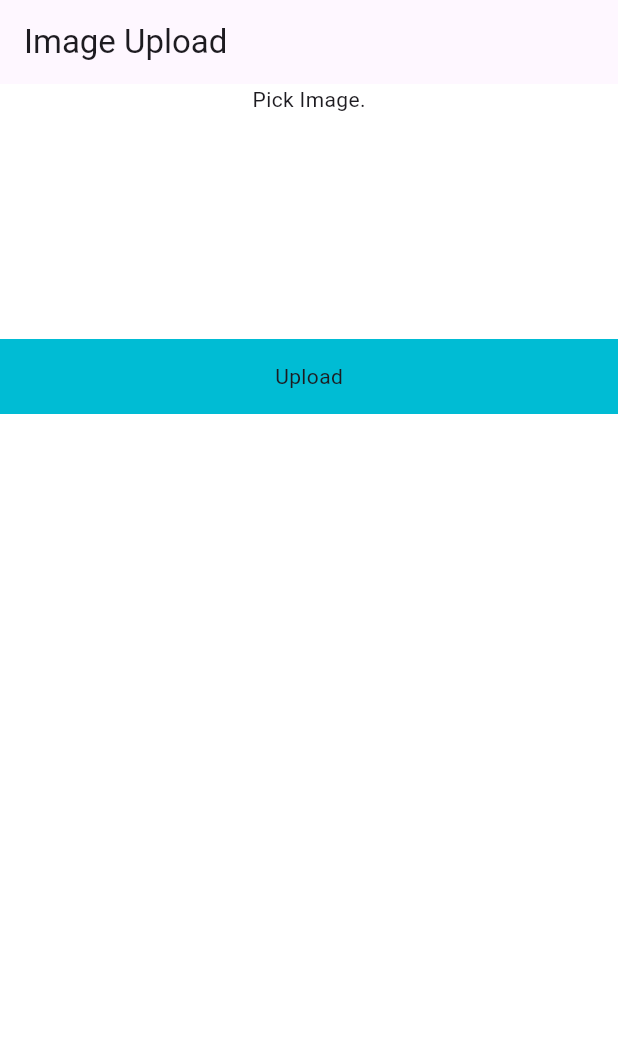
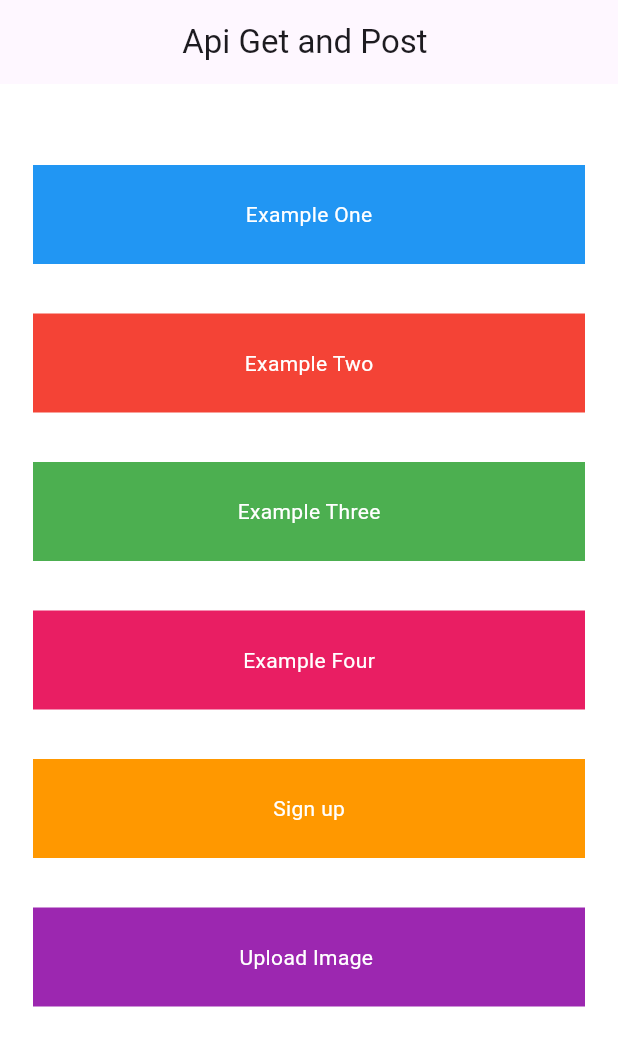
Before and after one commit to arbabhussain7/RestFul-Api-, a Flutter app: the screen it shows after launch, on a phone screen of 412 x 824 dp. Shown: the top 1046 px of the screen. Run offline on Flutter 3.47's test engine with Material 3 defaults, Android fonts, the phone set to English and light mode, and no system bars; drawn by our look-alikes of modal_progress_hud_nsn; our stand-ins replace image_picker.

Commit message:
add root for Routing file

```diff
--- /dev/null
+++ b/lib/Home/root_file.dart
@@ -0,0 +1,168 @@
+import 'package:demoapi/Home/example_four.dart';
+import 'package:demoapi/Home/example_three.dart';
+import 'package:demoapi/Home/example_two.dart';
+import 'package:demoapi/Home/home_screen.dart';
+import 'package:demoapi/authentication/signup_screen.dart';
+import 'package:demoapi/authentication/upload_image_screen.dart';
+import 'package:flutter/material.dart';
+
+class RootFile extends StatefulWidget {
+  const RootFile({super.key});
+
+  @override
+  State<RootFile> createState() => _RootFileState();
+}
+
+class _RootFileState extends State<RootFile> {
+  @override
+  Widget build(BuildContext context) {
+    return Scaffold(
+      appBar: AppBar(
+        centerTitle: true,
+        title: Text("Api Get and Post "),
+      ),
+      body: Padding(
+        padding: const EdgeInsets.symmetric(horizontal: 22),
+        child: Column(
+          mainAxisAlignment: MainAxisAlignment.center,
+          children: [
+            InkWell(
+              onTap: () {
+                Navigator.push(
+                    context,
+                    MaterialPageRoute(
+                      builder: (context) => HomeScreen(),
+                    ));
+              },
+              child: Container(
+                height: 66,
+                width: double.infinity,
+                decoration: BoxDecoration(color: Colors.blue),
+                child: Center(
+                    child: Text(
+                  "Example One",
+                  style: TextStyle(color: Colors.white),
+                )),
+              ),
+            ),
+            SizedBox(
+              height: 33,
+            ),
+            InkWell(
+              onTap: () {
+                Navigator.push(
+                  context,
+                  MaterialPageRoute(builder: (context) => ExampleTwo()),
+                );
+              },
+              child: Container(
+                height: 66,
+                width: double.infinity,
+                decoration: BoxDecoration(color: Colors.red),
+                child: Center(
+                    child: Text(
+                  "Example Two",
+                  style: TextStyle(color: Colors.white),
+                )),
+              ),
+            ),
+            SizedBox(
+              height: 33,
+            ),
+            InkWell(
+              onTap: () {
+                Navigator.push(
+                  context,
+                  MaterialPageRoute(builder: (context) => ExampleThree()),
+                );
+              },
+              child: Container(
+                height: 66,
+                width: double.infinity,
+                decoration: BoxDecoration(color: Colors.green),
+                child: Center(
+                    child: Text(
+                  "Example Three",
+                  style: TextStyle(color: Colors.white),
+                )),
+              ),
+            ),
+            SizedBox(
+              height: 33,
+            ),
+            InkWell(
+              onTap: () {
+                Navigator.push(
+                  context,
+                  MaterialPageRoute(builder: (context) => ExampleFour()),
+                );
+              },
+              child: Container(
+                height: 66,
+                width: double.infinity,
+                decoration: BoxDecoration(color: Colors.pink),
+                child: Center(
+                    child: Text(
+                  "Example Four",
+                  style: TextStyle(color: Colors.white),
+                )),
+              ),
+            ),
+            SizedBox(
+              height: 33,
+            ),
+            InkWell(
+              onTap: () {
+                Navigator.push(
+                  context,
+                  MaterialPageRoute(builder: (context) => SignupScreen()),
+                );
+              },
+              child: Container(
+                height: 66,
+                width: double.infinity,
+                decoration: BoxDecoration(color: Colors.orange),
+                child: Center(
+                    child: Text(
+                  "Sign up",
+                  style: TextStyle(color: Colors.white),
+                )),
+              ),
+            ),
+            SizedBox(
+              height: 33,
+            ),
+            InkWell(
+              onTap: () {
+                Navigator.push(
+                  context,
+                  MaterialPageRoute(builder: (context) => UploadImageScreen()),
+                );
+              },
+              child: Container(
+                height: 66,
+                width: double.infinity,
+                decoration: BoxDecoration(
+                  color: Colors.purple,
+                ),
+                child: Center(
+                    child: Text(
+                  "Upload Image ",
+                  style: TextStyle(color: Colors.white),
+                )),
+              ),
+            ),
+            SizedBox(
+              height: 33,
+            ),
+            Container(
+              height: 66,
+              width: double.infinity,
+              decoration: BoxDecoration(color: Colors.transparent),
+            ),
+          ],
+        ),
+      ),
+    );
+  }
+}
--- a/lib/main.dart
+++ b/lib/main.dart
@@ -1,4 +1,5 @@
 import 'package:demoapi/Home/example_three.dart';
+import 'package:demoapi/Home/root_file.dart';
 import 'package:demoapi/authentication/upload_image_screen.dart';
 
 import 'package:flutter/material.dart';
@@ -20,6 +21,6 @@ class MyApp extends StatelessWidget {
           colorScheme: ColorScheme.fromSeed(seedColor: Colors.deepPurple),
           useMaterial3: true,
         ),
-        home: UploadImageScreen());
+        home: RootFile());
   }
 }
```
Also changed, not shown: lib/authentication/upload_image_screen.dart (+16 -3 lines).
